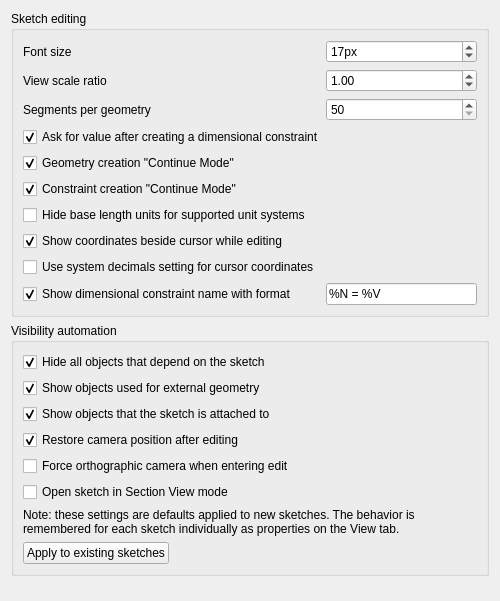
Old version of the form src/Mod/Sketcher/Gui/SketcherSettingsDisplay.ui in the repository southseact-3d/fcd.
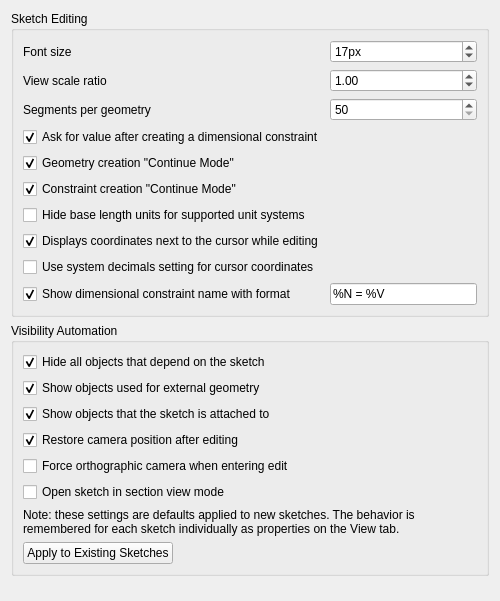
New version of the form. Custom widgets are drawn as their Qt base class.

Commit message:
Sketcher: Update UI strings for consistency (#22167)
* Sketcher: Update UI strings for consistency

* Update src/Mod/Sketcher/App/Sketch.cpp

* Update src/Mod/Sketcher/Gui/Command.cpp

* Update src/Mod/Sketcher/App/SketchObject.cpp

* Update src/Mod/Sketcher/Gui/Command.cpp

* Update src/Mod/Sketcher/Gui/Command.cpp

* Update src/Mod/Sketcher/Gui/Command.cpp

* Apply suggestions from code review

* Apply suggestions from code review

* Apply suggestions from code review

---------

Diff of the .ui file:
```diff
--- a/src/Mod/Sketcher/Gui/SketcherSettingsDisplay.ui
+++ b/src/Mod/Sketcher/Gui/SketcherSettingsDisplay.ui
@@ -17,7 +17,7 @@
    <item>
     <widget class="QGroupBox" name="groupBox_1">
      <property name="title">
-      <string>Sketch editing</string>
+      <string>Sketch Editing</string>
      </property>
      <layout class="QGridLayout" name="gridLayout_1">
       <item row="1" column="0">
@@ -240,7 +240,7 @@
          <string>Cursor position coordinates will be displayed beside cursor while editing sketch.</string>
         </property>
         <property name="text">
-         <string>Show coordinates beside cursor while editing</string>
+         <string>Displays coordinates next to the cursor while editing</string>
         </property>
         <property name="checked">
          <bool>true</bool>
@@ -321,7 +321,7 @@
       </size>
      </property>
      <property name="title">
-      <string>Visibility automation</string>
+      <string>Visibility Automation</string>
      </property>
      <layout class="QVBoxLayout" name="verticalLayout_2">
       <item>
@@ -427,7 +427,7 @@
 Then objects are only visible behind the sketch plane.</string>
         </property>
         <property name="text">
-         <string>Open sketch in Section View mode</string>
+         <string>Open sketch in section view mode</string>
         </property>
         <property name="checked">
          <bool>false</bool>
@@ -471,7 +471,7 @@
          <string>Applies current visibility automation settings to all sketches in open documents.</string>
         </property>
         <property name="text">
-         <string>Apply to existing sketches</string>
+         <string>Apply to Existing Sketches</string>
         </property>
        </widget>
       </item>
```
Left out of the diff: 33 changed lines with no effect on the pictures. The commit also changes 33 other files.
